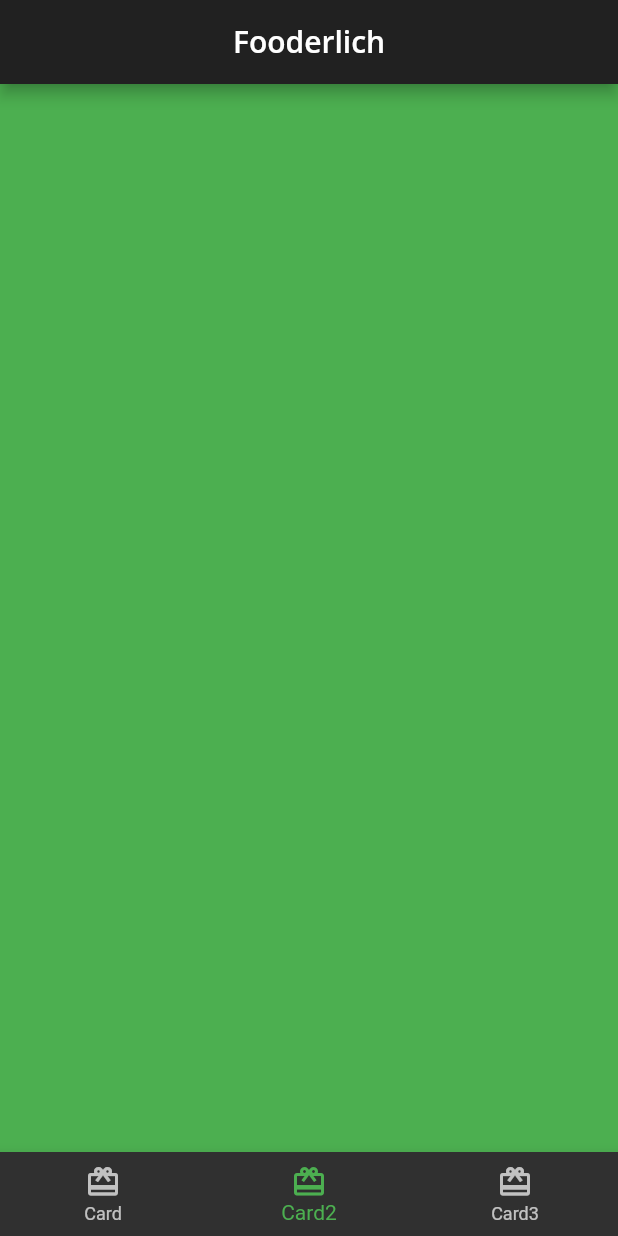
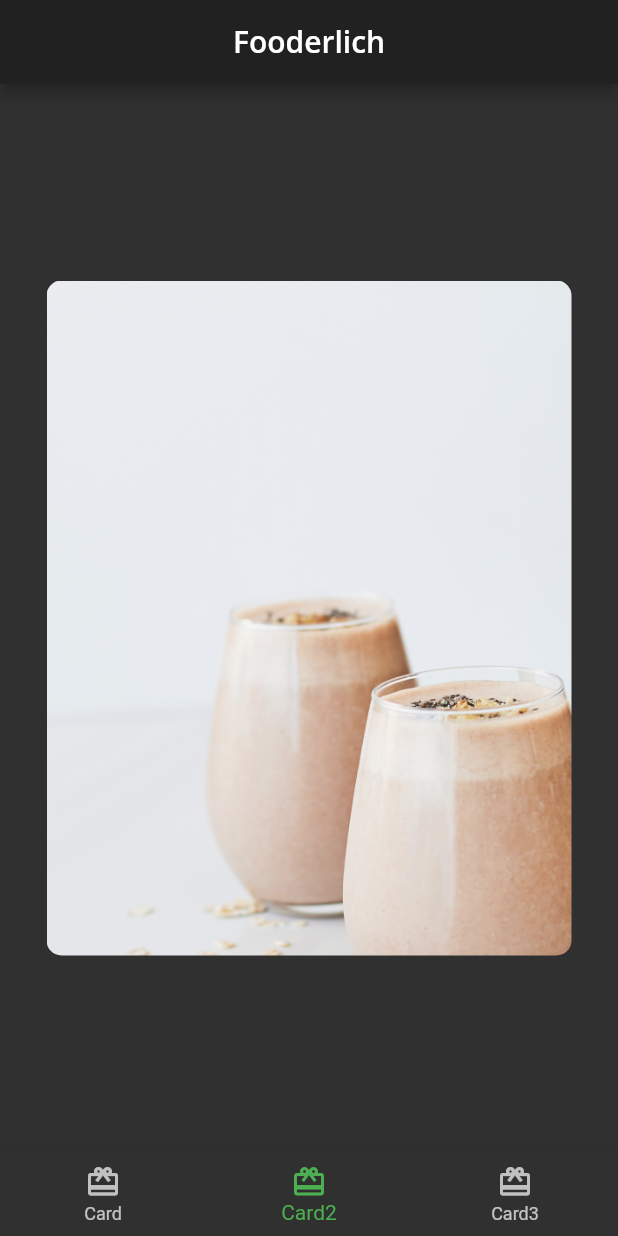
Before and after one commit to ghrms80/flta-ch03, a Flutter app: the screen it shows after launch, item 2 of the bottom bar chosen, on a phone screen of 412 x 824 dp. Run offline on Flutter 3.47's test engine with Material 2 defaults, Android fonts, the light colour scheme and no system bars; our stand-ins replace google_fonts.

Commit message:
Composing Card2: the author card

```diff
--- /dev/null
+++ b/lib/card2.dart
@@ -0,0 +1,34 @@
+import 'package:flutter/material.dart';
+
+class Card2 extends StatelessWidget {
+  const Card2({super.key});
+
+  @override
+  Widget build(BuildContext context) {
+    return Center(
+      // 1
+      child: Container(
+        constraints: const BoxConstraints.expand(
+          width: 350,
+          height: 450,
+        ),
+        decoration: const BoxDecoration(
+          image: DecorationImage(
+            image: AssetImage('assets/mag5.png'),
+            fit: BoxFit.cover,
+          ),
+          borderRadius: BorderRadius.all(
+            Radius.circular(10.0),
+          ),
+        ),
+        // 2
+        child: Column(
+          children: const [
+            // TODO: Add author imformation
+            // TODO: Add Positioned text
+          ],
+        ),
+      ),
+    );
+  }
+}
--- a/lib/home.dart
+++ b/lib/home.dart
@@ -1,4 +1,5 @@
 import 'package:ch03_basic_widgets/card1.dart';
+import 'package:ch03_basic_widgets/card2.dart';
 import 'package:flutter/material.dart';
 
 class Home extends StatefulWidget {
@@ -15,8 +16,7 @@
   // 8
   static List<Widget> pages = <Widget>[
     const Card1(),
-    // TODO: Replace with Card2
-    Container(color: Colors.green),
+    const Card2(),
     // TODO: Replace with Card3
     Container(color: Colors.blue),
   ];
```
